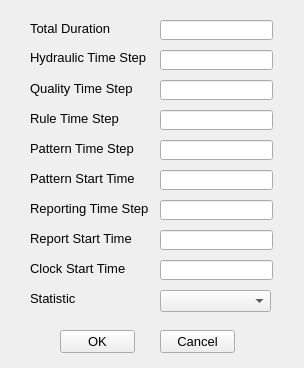
Before: the Qt Designer form src/ui/EPANET/frmTimesOptionsDesigner.ui in USEPA/SWMM-EPANET_User_Interface, drawn with Qt 5.
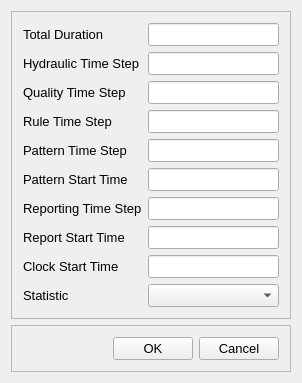
After: the same form once the commit is applied.

Commit message: redo form layouts so they resize appropriately

Diff of the .ui file:
```diff
--- a/src/ui/EPANET/frmTimesOptionsDesigner.ui
+++ b/src/ui/EPANET/frmTimesOptionsDesigner.ui
@@ -6,8 +6,8 @@
    <rect>
     <x>0</x>
     <y>0</y>
-    <width>304</width>
-    <height>368</height>
+    <width>302</width>
+    <height>354</height>
    </rect>
   </property>
   <property name="font">
@@ -19,15 +19,18 @@
    <string>EPANET Times Options</string>
   </property>
   <widget class="QWidget" name="centralWidget">
+   <layout class="QVBoxLayout" name="verticalLayout">
+    <item>
+     <widget class="QFrame" name="fraTop">
+      <property name="frameShape">
+       <enum>QFrame::StyledPanel</enum>
+      </property>
+      <property name="frameShadow">
+       <enum>QFrame::Raised</enum>
+      </property>
+      <layout class="QGridLayout" name="gridLayout">
+       <item row="0" column="0">
    <widget class="QLabel" name="lblTotalDuration">
-    <property name="geometry">
-     <rect>
-      <x>30</x>
-      <y>20</y>
-      <width>121</width>
-      <height>16</height>
-     </rect>
-    </property>
     <property name="font">
      <font>
       <pointsize>10</pointsize>
@@ -37,249 +40,143 @@
      <string>Total Duration</string>
     </property>
    </widget>
+       </item>
+       <item row="0" column="1">
+        <widget class="QLineEdit" name="txtTotalDuration"/>
+       </item>
+       <item row="1" column="0">
    <widget class="QLabel" name="lblHydraulic">
-    <property name="geometry">
-     <rect>
-      <x>30</x>
-      <y>50</y>
-      <width>121</width>
-      <height>16</height>
-     </rect>
-    </property>
     <property name="text">
      <string>&lt;html&gt;&lt;head/&gt;&lt;body&gt;&lt;p&gt;Hydraulic Time Step&lt;/p&gt;&lt;/body&gt;&lt;/html&gt;</string>
     </property>
    </widget>
+       </item>
+       <item row="1" column="1">
+        <widget class="QLineEdit" name="txtHydraulic"/>
+       </item>
+       <item row="2" column="0">
    <widget class="QLabel" name="lblQuality">
-    <property name="geometry">
-     <rect>
-      <x>30</x>
-      <y>80</y>
-      <width>111</width>
-      <height>16</height>
-     </rect>
-    </property>
     <property name="text">
      <string>Quality Time Step</string>
     </property>
    </widget>
-   <widget class="QPushButton" name="cmdOK">
-    <property name="geometry">
-     <rect>
-      <x>60</x>
-      <y>330</y>
-      <width>75</width>
-      <height>23</height>
-     </rect>
-    </property>
-    <property name="text">
-     <string>OK</string>
-    </property>
-   </widget>
-   <widget class="QPushButton" name="cmdCancel">
-    <property name="geometry">
-     <rect>
-      <x>160</x>
-      <y>330</y>
-      <width>75</width>
-      <height>23</height>
-     </rect>
-    </property>
-    <property name="text">
-     <string>Cancel</string>
-    </property>
-   </widget>
-   <widget class="QLineEdit" name="txtQuality">
-    <property name="geometry">
-     <rect>
-      <x>160</x>
-      <y>80</y>
-      <width>113</width>
-      <height>20</height>
-     </rect>
-    </property>
-   </widget>
+       </item>
+       <item row="2" column="1">
+        <widget class="QLineEdit" name="txtQuality"/>
+       </item>
+       <item row="3" column="0">
    <widget class="QLabel" name="lblRule">
-    <property name="geometry">
-     <rect>
-      <x>30</x>
-      <y>110</y>
-      <width>111</width>
-      <height>16</height>
-     </rect>
-    </property>
     <property name="text">
      <string>Rule Time Step</string>
     </property>
    </widget>
-   <widget class="QLineEdit" name="txtRule">
-    <property name="geometry">
-     <rect>
-      <x>160</x>
-      <y>110</y>
-      <width>113</width>
-      <height>20</height>
-     </rect>
-    </property>
-   </widget>
+       </item>
+       <item row="3" column="1">
+        <widget class="QLineEdit" name="txtRule"/>
+       </item>
+       <item row="4" column="0">
    <widget class="QLabel" name="lblPattern">
-    <property name="geometry">
-     <rect>
-      <x>30</x>
-      <y>140</y>
-      <width>111</width>
-      <height>16</height>
-     </rect>
-    </property>
     <property name="text">
      <string>Pattern Time Step</string>
     </property>
    </widget>
-   <widget class="QLineEdit" name="txtPattern">
-    <property name="geometry">
-     <rect>
-      <x>160</x>
-      <y>140</y>
-      <width>113</width>
-      <height>20</height>
-     </rect>
-    </property>
-   </widget>
+       </item>
+       <item row="4" column="1">
+        <widget class="QLineEdit" name="txtPattern"/>
+       </item>
+       <item row="5" column="0">
    <widget class="QLabel" name="lblPatternTime">
-    <property name="geometry">
-     <rect>
-      <x>30</x>
-      <y>170</y>
-      <width>121</width>
-      <height>16</height>
-     </rect>
-    </property>
     <property name="text">
      <string>Pattern Start Time</string>
     </property>
    </widget>
+       </item>
+       <item row="5" column="1">
+        <widget class="QLineEdit" name="txtPatternTime"/>
+       </item>
+       <item row="6" column="0">
    <widget class="QLabel" name="lblReporting">
-    <property name="geometry">
-     <rect>
-      <x>30</x>
-      <y>200</y>
-      <width>121</width>
-      <height>16</height>
-     </rect>
-    </property>
     <property name="text">
      <string>Reporting Time Step</string>
     </property>
    </widget>
-   <widget class="QComboBox" name="cboStatistic">
-    <property name="geometry">
-     <rect>
-      <x>160</x>
-      <y>290</y>
-      <width>111</width>
-      <height>22</height>
-     </rect>
-    </property>
-   </widget>
-   <widget class="QLineEdit" name="txtPatternTime">
-    <property name="geometry">
-     <rect>
-      <x>160</x>
-      <y>170</y>
-      <width>113</width>
-      <height>20</height>
-     </rect>
-    </property>
-   </widget>
+       </item>
+       <item row="6" column="1">
+        <widget class="QLineEdit" name="txtReporting"/>
+       </item>
+       <item row="7" column="0">
    <widget class="QLabel" name="lblReportingTime">
-    <property name="geometry">
-     <rect>
-      <x>30</x>
-      <y>230</y>
-      <width>111</width>
-      <height>16</height>
-     </rect>
-    </property>
     <property name="text">
      <string>Report Start Time</string>
     </property>
    </widget>
+       </item>
+       <item row="7" column="1">
+        <widget class="QLineEdit" name="txtReportingTime"/>
+       </item>
+       <item row="8" column="0">
    <widget class="QLabel" name="lblClockStart">
-    <property name="geometry">
-     <rect>
-      <x>30</x>
-      <y>260</y>
-      <width>111</width>
-      <height>16</height>
-     </rect>
-    </property>
     <property name="text">
      <string>Clock Start Time</string>
     </property>
    </widget>
+       </item>
+       <item row="8" column="1">
+        <widget class="QLineEdit" name="txtClockStart"/>
+       </item>
+       <item row="9" column="0">
    <widget class="QLabel" name="lblStatistic">
-    <property name="geometry">
-     <rect>
-      <x>30</x>
-      <y>290</y>
-      <width>111</width>
-      <height>16</height>
-     </rect>
-    </property>
     <property name="text">
      <string>Statistic</string>
     </property>
    </widget>
-   <widget class="QLineEdit" name="txtReportingTime">
-    <property name="geometry">
-     <rect>
-      <x>160</x>
-      <y>230</y>
-      <width>113</width>
-      <height>20</height>
-     </rect>
-    </property>
-   </widget>
-   <widget class="QLineEdit" name="txtClockStart">
-    <property name="geometry">
-     <rect>
-      <x>160</x>
-      <y>260</y>
-      <width>113</width>
-      <height>20</height>
-     </rect>
-    </property>
-   </widget>
-   <widget class="QLineEdit" name="txtReporting">
-    <property name="geometry">
-     <rect>
-      <x>160</x>
-      <y>200</y>
-      <width>113</width>
-      <height>20</height>
-     </rect>
-    </property>
-   </widget>
-   <widget class="QLineEdit" name="txtTotalDuration">
-    <property name="geometry">
-     <rect>
-      <x>160</x>
-      <y>20</y>
-      <width>113</width>
+       </item>
+       <item row="9" column="1">
+        <widget class="QComboBox" name="cboStatistic"/>
+       </item>
+      </layout>
+     </widget>
+    </item>
+    <item>
+     <widget class="QFrame" name="fraOKCancel">
+      <property name="frameShape">
+       <enum>QFrame::StyledPanel</enum>
+      </property>
+      <property name="frameShadow">
+       <enum>QFrame::Raised</enum>
+      </property>
+      <layout class="QHBoxLayout" name="horizontalLayout">
+       <item>
+        <spacer name="hspOKCancel">
+         <property name="orientation">
+          <enum>Qt::Horizontal</enum>
+         </property>
+         <property name="sizeHint" stdset="0">
+          <size>
+           <width>138</width>
       <height>20</height>
-     </rect>
-    </property>
-   </widget>
-   <widget class="QLineEdit" name="txtHydraulic">
-    <property name="geometry">
-     <rect>
-      <x>160</x>
-      <y>50</y>
-      <width>113</width>
-      <height>20</height>
-     </rect>
-    </property>
-   </widget>
+          </size>
+         </property>
+        </spacer>
+       </item>
+       <item>
+        <widget class="QPushButton" name="cmdOK">
+         <property name="text">
+          <string>OK</string>
+         </property>
+        </widget>
+       </item>
+       <item>
+        <widget class="QPushButton" name="cmdCancel">
+         <property name="text">
+          <string>Cancel</string>
+         </property>
+        </widget>
+       </item>
+      </layout>
+     </widget>
+    </item>
+   </layout>
   </widget>
  </widget>
  <layoutdefault spacing="6" margin="11"/>
```
Lines whose indentation alone changed are shown as unchanged. The commit also changes 11 other files.
